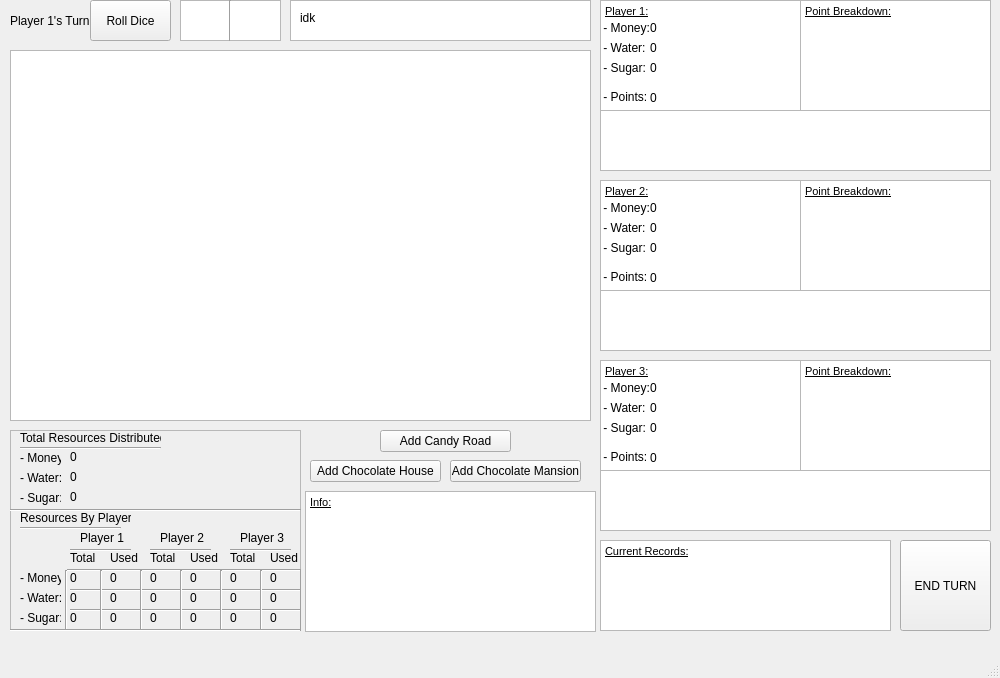
Above: mainwindow.ui from MatthewDinh419/Settlers_of_Candy before the change. Below: the same form after it.
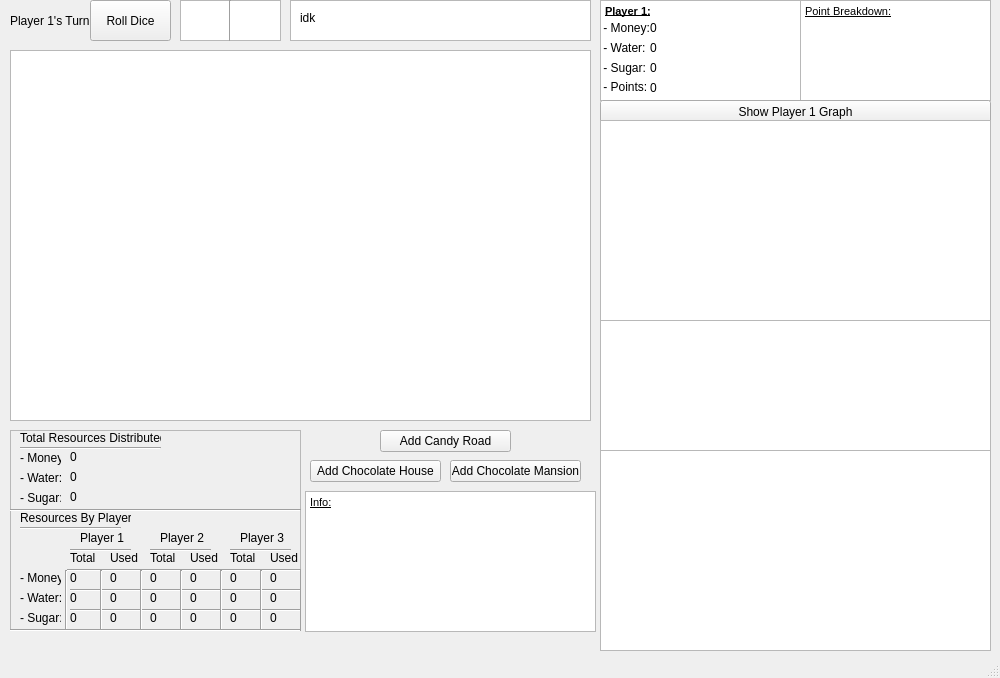
That is the form after the change.

Commit message: Point Graphs

The edit to the form file:
```diff
--- a/mainwindow.ui
+++ b/mainwindow.ui
@@ -31,14 +31,26 @@
     </property>
    </widget>
    <widget class="QGraphicsView" name="p1Graph">
+    <property name="enabled">
+     <bool>true</bool>
+    </property>
     <property name="geometry">
      <rect>
       <x>600</x>
-      <y>110</y>
+      <y>120</y>
       <width>391</width>
-      <height>61</height>
+      <height>201</height>
      </rect>
     </property>
+    <property name="mouseTracking">
+     <bool>false</bool>
+    </property>
+    <property name="verticalScrollBarPolicy">
+     <enum>Qt::ScrollBarAlwaysOff</enum>
+    </property>
+    <property name="horizontalScrollBarPolicy">
+     <enum>Qt::ScrollBarAlwaysOff</enum>
+    </property>
    </widget>
    <widget class="QTextBrowser" name="p1TextBrowser">
     <property name="geometry">
@@ -46,7 +58,7 @@
       <x>600</x>
       <y>0</y>
       <width>201</width>
-      <height>111</height>
+      <height>101</height>
      </rect>
     </property>
     <property name="html">
@@ -54,7 +66,7 @@
 &lt;html&gt;&lt;head&gt;&lt;meta name=&quot;qrichtext&quot; content=&quot;1&quot; /&gt;&lt;style type=&quot;text/css&quot;&gt;
 p, li { white-space: pre-wrap; }
 &lt;/style&gt;&lt;/head&gt;&lt;body style=&quot; font-family:'MS Shell Dlg 2'; font-size:8.25pt; font-weight:400; font-style:normal;&quot;&gt;
-&lt;p style=&quot; margin-top:0px; margin-bottom:0px; margin-left:0px; margin-right:0px; -qt-block-indent:0; text-indent:0px;&quot;&gt;&lt;span style=&quot; font-size:8pt; text-decoration: underline;&quot;&gt;Player 1:&lt;/span&gt;&lt;/p&gt;&lt;/body&gt;&lt;/html&gt;</string>
+&lt;p style=&quot; margin-top:0px; margin-bottom:0px; margin-left:0px; margin-right:0px; -qt-block-indent:0; text-indent:0px;&quot;&gt;&lt;span style=&quot; font-size:8pt; font-weight:600; text-decoration: underline;&quot;&gt;Player 1:&lt;/span&gt;&lt;/p&gt;&lt;/body&gt;&lt;/html&gt;</string>
     </property>
    </widget>
    <widget class="QLabel" name="label">
@@ -100,7 +112,7 @@
     <property name="geometry">
      <rect>
       <x>600</x>
-      <y>90</y>
+      <y>80</y>
       <width>47</width>
       <height>14</height>
      </rect>
@@ -113,7 +125,7 @@
     <property name="geometry">
      <rect>
       <x>650</x>
-      <y>90</y>
+      <y>80</y>
       <width>51</width>
       <height>16</height>
      </rect>
@@ -165,9 +177,9 @@
     <property name="geometry">
      <rect>
       <x>800</x>
-      <y>180</y>
+      <y>160</y>
       <width>191</width>
-      <height>111</height>
+      <height>101</height>
      </rect>
     </property>
     <property name="html">
@@ -182,17 +194,23 @@
     <property name="geometry">
      <rect>
       <x>600</x>
-      <y>290</y>
+      <y>280</y>
       <width>391</width>
-      <height>61</height>
+      <height>201</height>
      </rect>
     </property>
+    <property name="verticalScrollBarPolicy">
+     <enum>Qt::ScrollBarAlwaysOff</enum>
+    </property>
+    <property name="horizontalScrollBarPolicy">
+     <enum>Qt::ScrollBarAlwaysOff</enum>
+    </property>
    </widget>
    <widget class="QTextBrowser" name="p3Breakdown">
     <property name="geometry">
      <rect>
       <x>800</x>
-      <y>360</y>
+      <y>320</y>
       <width>191</width>
       <height>111</height>
      </rect>
@@ -209,17 +227,23 @@
     <property name="geometry">
      <rect>
       <x>600</x>
-      <y>470</y>
+      <y>450</y>
       <width>391</width>
-      <height>61</height>
+      <height>201</height>
      </rect>
     </property>
+    <property name="verticalScrollBarPolicy">
+     <enum>Qt::ScrollBarAlwaysOff</enum>
+    </property>
+    <property name="horizontalScrollBarPolicy">
+     <enum>Qt::ScrollBarAlwaysOff</enum>
+    </property>
    </widget>
    <widget class="QLabel" name="label_5">
     <property name="geometry">
      <rect>
       <x>600</x>
-      <y>200</y>
+      <y>180</y>
       <width>51</width>
       <height>16</height>
      </rect>
@@ -232,7 +256,7 @@
     <property name="geometry">
      <rect>
       <x>650</x>
-      <y>220</y>
+      <y>200</y>
       <width>51</width>
       <height>16</height>
      </rect>
@@ -245,7 +269,7 @@
     <property name="geometry">
      <rect>
       <x>650</x>
-      <y>200</y>
+      <y>180</y>
       <width>51</width>
       <height>16</height>
      </rect>
@@ -258,9 +282,9 @@
     <property name="geometry">
      <rect>
       <x>600</x>
-      <y>270</y>
+      <y>240</y>
       <width>47</width>
-      <height>14</height>
+      <height>16</height>
      </rect>
     </property>
     <property name="text">
@@ -271,7 +295,7 @@
     <property name="geometry">
      <rect>
       <x>600</x>
-      <y>220</y>
+      <y>200</y>
       <width>51</width>
       <height>16</height>
      </rect>
@@ -284,7 +308,7 @@
     <property name="geometry">
      <rect>
       <x>650</x>
-      <y>270</y>
+      <y>240</y>
       <width>51</width>
       <height>16</height>
      </rect>
@@ -297,7 +321,7 @@
     <property name="geometry">
      <rect>
       <x>600</x>
-      <y>240</y>
+      <y>220</y>
       <width>51</width>
       <height>16</height>
      </rect>
@@ -310,7 +334,7 @@
     <property name="geometry">
      <rect>
       <x>650</x>
-      <y>240</y>
+      <y>220</y>
       <width>51</width>
       <height>16</height>
      </rect>
@@ -323,9 +347,9 @@
     <property name="geometry">
      <rect>
       <x>600</x>
-      <y>180</y>
+      <y>160</y>
       <width>201</width>
-      <height>111</height>
+      <height>101</height>
      </rect>
     </property>
     <property name="html">
@@ -333,14 +357,14 @@
 &lt;html&gt;&lt;head&gt;&lt;meta name=&quot;qrichtext&quot; content=&quot;1&quot; /&gt;&lt;style type=&quot;text/css&quot;&gt;
 p, li { white-space: pre-wrap; }
 &lt;/style&gt;&lt;/head&gt;&lt;body style=&quot; font-family:'MS Shell Dlg 2'; font-size:8.25pt; font-weight:400; font-style:normal;&quot;&gt;
-&lt;p style=&quot; margin-top:0px; margin-bottom:0px; margin-left:0px; margin-right:0px; -qt-block-indent:0; text-indent:0px;&quot;&gt;&lt;span style=&quot; font-size:8pt; text-decoration: underline;&quot;&gt;Player 2:&lt;/span&gt;&lt;/p&gt;&lt;/body&gt;&lt;/html&gt;</string>
+&lt;p style=&quot; margin-top:0px; margin-bottom:0px; margin-left:0px; margin-right:0px; -qt-block-indent:0; text-indent:0px;&quot;&gt;&lt;span style=&quot; font-size:8pt; font-weight:600; text-decoration: underline;&quot;&gt;Player 2:&lt;/span&gt;&lt;/p&gt;&lt;/body&gt;&lt;/html&gt;</string>
     </property>
    </widget>
    <widget class="QLabel" name="label_13">
     <property name="geometry">
      <rect>
       <x>600</x>
-      <y>380</y>
+      <y>340</y>
       <width>51</width>
       <height>16</height>
      </rect>
@@ -353,7 +377,7 @@
     <property name="geometry">
      <rect>
       <x>600</x>
-      <y>420</y>
+      <y>380</y>
       <width>51</width>
       <height>16</height>
      </rect>
@@ -366,7 +390,7 @@
     <property name="geometry">
      <rect>
       <x>650</x>
-      <y>400</y>
+      <y>360</y>
       <width>51</width>
       <height>16</height>
      </rect>
@@ -379,7 +403,7 @@
     <property name="geometry">
      <rect>
       <x>650</x>
-      <y>380</y>
+      <y>340</y>
       <width>51</width>
       <height>16</height>
      </rect>
@@ -392,7 +416,7 @@
     <property name="geometry">
      <rect>
       <x>600</x>
-      <y>450</y>
+      <y>400</y>
       <width>47</width>
       <height>14</height>
      </rect>
@@ -405,7 +429,7 @@
     <property name="geometry">
      <rect>
       <x>650</x>
-      <y>450</y>
+      <y>400</y>
       <width>51</width>
       <height>16</height>
      </rect>
@@ -418,7 +442,7 @@
     <property name="geometry">
      <rect>
       <x>600</x>
-      <y>360</y>
+      <y>320</y>
       <width>201</width>
       <height>111</height>
      </rect>
@@ -428,14 +452,14 @@
 &lt;html&gt;&lt;head&gt;&lt;meta name=&quot;qrichtext&quot; content=&quot;1&quot; /&gt;&lt;style type=&quot;text/css&quot;&gt;
 p, li { white-space: pre-wrap; }
 &lt;/style&gt;&lt;/head&gt;&lt;body style=&quot; font-family:'MS Shell Dlg 2'; font-size:8.25pt; font-weight:400; font-style:normal;&quot;&gt;
-&lt;p style=&quot; margin-top:0px; margin-bottom:0px; margin-left:0px; margin-right:0px; -qt-block-indent:0; text-indent:0px;&quot;&gt;&lt;span style=&quot; font-size:8pt; text-decoration: underline;&quot;&gt;Player 3:&lt;/span&gt;&lt;/p&gt;&lt;/body&gt;&lt;/html&gt;</string>
+&lt;p style=&quot; margin-top:0px; margin-bottom:0px; margin-left:0px; margin-right:0px; -qt-block-indent:0; text-indent:0px;&quot;&gt;&lt;span style=&quot; font-size:8pt; font-weight:600; text-decoration: underline;&quot;&gt;Player 3:&lt;/span&gt;&lt;/p&gt;&lt;/body&gt;&lt;/html&gt;</string>
     </property>
    </widget>
    <widget class="QLabel" name="label_16">
     <property name="geometry">
      <rect>
       <x>600</x>
-      <y>400</y>
+      <y>360</y>
       <width>51</width>
       <height>16</height>
      </rect>
@@ -448,7 +472,7 @@
     <property name="geometry">
      <rect>
       <x>650</x>
-      <y>420</y>
+      <y>380</y>
       <width>51</width>
       <height>16</height>
      </rect>
@@ -1375,7 +1399,7 @@
       <x>800</x>
       <y>0</y>
       <width>191</width>
-      <height>111</height>
+      <height>101</height>
      </rect>
     </property>
     <property name="html">
@@ -1386,10 +1410,48 @@
 &lt;p style=&quot; margin-top:0px; margin-bottom:0px; margin-left:0px; margin-right:0px; -qt-block-indent:0; text-indent:0px;&quot;&gt;&lt;span style=&quot; text-decoration: underline;&quot;&gt;Point Breakdown:&lt;/span&gt;&lt;/p&gt;&lt;/body&gt;&lt;/html&gt;</string>
     </property>
    </widget>
+   <widget class="QPushButton" name="p1_graph_button">
+    <property name="geometry">
+     <rect>
+      <x>600</x>
+      <y>100</y>
+      <width>391</width>
+      <height>23</height>
+     </rect>
+    </property>
+    <property name="text">
+     <string>Show Player 1 Graph</string>
+    </property>
+   </widget>
+   <widget class="QPushButton" name="p2_graph_button">
+    <property name="geometry">
+     <rect>
+      <x>600</x>
+      <y>260</y>
+      <width>391</width>
+      <height>23</height>
+     </rect>
+    </property>
+    <property name="text">
+     <string>Show Player 2 Graph</string>
+    </property>
+   </widget>
+   <widget class="QPushButton" name="p3_graph_button">
+    <property name="geometry">
+     <rect>
+      <x>600</x>
+      <y>430</y>
+      <width>391</width>
+      <height>23</height>
+     </rect>
+    </property>
+    <property name="text">
+     <string>Shower Player 3 Graph</string>
+    </property>
+   </widget>
    <zorder>p3TextBrowser</zorder>
    <zorder>p2TextBrowser</zorder>
    <zorder>gameBoard</zorder>
-   <zorder>p1Graph</zorder>
    <zorder>p1TextBrowser</zorder>
    <zorder>label</zorder>
    <zorder>label_2</zorder>
@@ -1400,9 +1462,7 @@
    <zorder>p1Sugar</zorder>
    <zorder>p1Money</zorder>
    <zorder>p2Breakdown</zorder>
-   <zorder>p2Graph</zorder>
    <zorder>p3Breakdown</zorder>
-   <zorder>p3Graph</zorder>
    <zorder>label_5</zorder>
    <zorder>p2Water</zorder>
    <zorder>p2Money</zorder>
@@ -1433,6 +1493,12 @@
    <zorder>statusbar</zorder>
    <zorder>status_label</zorder>
    <zorder>p1Breakdown</zorder>
+   <zorder>p1_graph_button</zorder>
+   <zorder>p2_graph_button</zorder>
+   <zorder>p3_graph_button</zorder>
+   <zorder>p2Graph</zorder>
+   <zorder>p1Graph</zorder>
+   <zorder>p3Graph</zorder>
   </widget>
   <widget class="QStatusBar" name="statusBar"/>
  </widget>
```
The commit also changes 9 other files.
